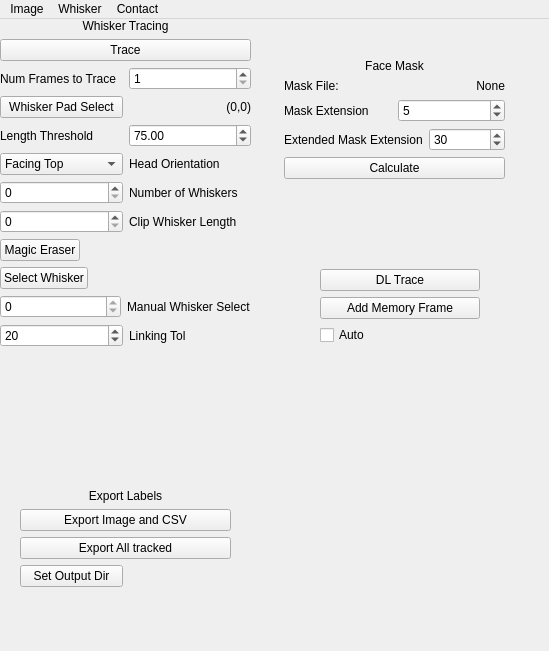
Old version of the form src/WhiskerToolbox/Whisker_Widget/Whisker_Widget.ui in the repository paulmthompson/WhiskerToolbox.
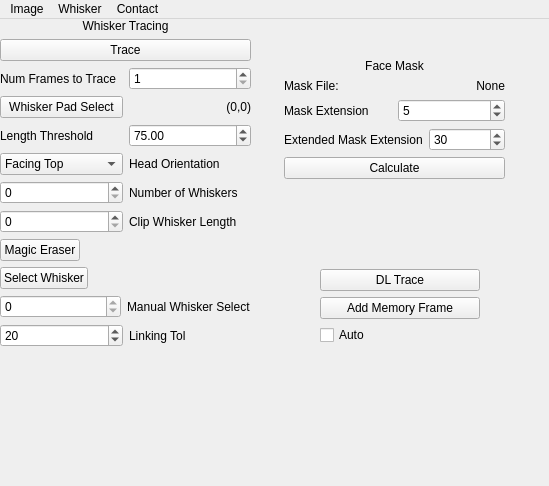
New version of the form.

Commit message: remove exporting of lines from whisker widget, which has been superseded by line export

```diff
--- a/src/WhiskerToolbox/Whisker_Widget/Whisker_Widget.ui
+++ b/src/WhiskerToolbox/Whisker_Widget/Whisker_Widget.ui
@@ -7,7 +7,7 @@
     <x>0</x>
     <y>0</y>
     <width>549</width>
-    <height>651</height>
+    <height>486</height>
    </rect>
   </property>
   <property name="windowTitle">
@@ -419,76 +419,6 @@
      </item>
     </layout>
    </widget>
-   <widget class="QWidget" name="verticalLayoutWidget_3">
-    <property name="geometry">
-     <rect>
-      <x>20</x>
-      <y>470</y>
-      <width>211</width>
-      <height>142</height>
-     </rect>
-    </property>
-    <layout class="QVBoxLayout" name="verticalLayout_3">
-     <item>
-      <widget class="QLabel" name="label_6">
-       <property name="text">
-        <string>Export Labels</string>
-       </property>
-       <property name="alignment">
-        <set>Qt::AlignmentFlag::AlignCenter</set>
-       </property>
-      </widget>
-     </item>
-     <item>
-      <widget class="QPushButton" name="export_image_csv">
-       <property name="text">
-        <string>Export Image and CSV</string>
-       </property>
-      </widget>
-     </item>
-     <item>
-      <widget class="QPushButton" name="export_all_tracked">
-       <property name="text">
-        <string>Export All tracked</string>
-       </property>
-      </widget>
-     </item>
-     <item>
-      <layout class="QHBoxLayout" name="horizontalLayout_19">
-       <item>
-        <widget class="QPushButton" name="output_dir_button">
-         <property name="text">
-          <string>Set Output Dir</string>
-         </property>
-        </widget>
-       </item>
-       <item>
-        <widget class="QLabel" name="output_dir_label">
-         <property name="text">
-          <string/>
-         </property>
-         <property name="alignment">
-          <set>Qt::AlignmentFlag::AlignRight|Qt::AlignmentFlag::AlignTrailing|Qt::AlignmentFlag::AlignVCenter</set>
-         </property>
-        </widget>
-       </item>
-      </layout>
-     </item>
-     <item>
-      <spacer name="verticalSpacer_4">
-       <property name="orientation">
-        <enum>Qt::Orientation::Vertical</enum>
-       </property>
-       <property name="sizeHint" stdset="0">
-        <size>
-         <width>20</width>
-         <height>40</height>
-        </size>
-       </property>
-      </spacer>
-     </item>
-    </layout>
-   </widget>
    <widget class="QWidget" name="verticalLayoutWidget_5">
     <property name="geometry">
      <rect>
```
The commit also changes 2 other files.
